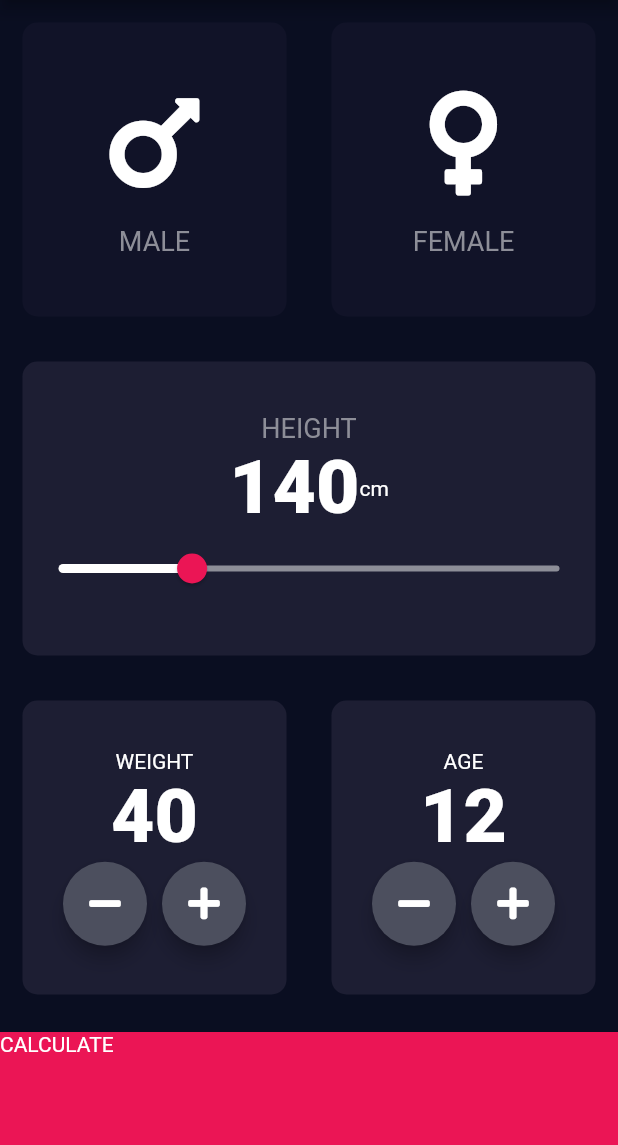
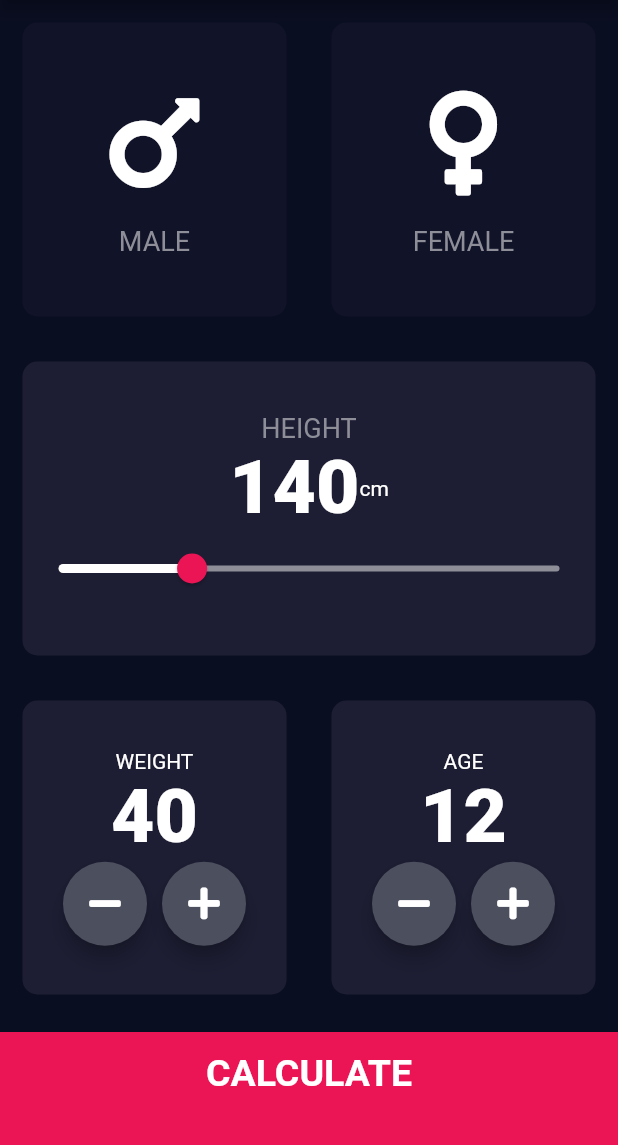
Before and after one commit to Aashu-Jha/bmi_caluculator, a Flutter app: the screen it shows after launch, on a phone screen of 412 x 824 dp, the part 84-1229 px from its top. Run offline on Flutter 3.47's test engine with Material 2 defaults, Android fonts, the phone set to English and light mode, and no system bars; our stand-ins replace font_awesome_flutter.

Commit message:
style: changed Calculate Layout

```diff
--- a/lib/constants.dart
+++ b/lib/constants.dart
@@ -10,7 +10,12 @@ const kLabelTextStyle = TextStyle(
   color: Color(0xff8D8E98),
 );
 
-const kBoldTextStyle = TextStyle(
+const kNumberStyle = TextStyle(
   fontSize: 50.0,
   fontWeight: FontWeight.w900,
 );
+
+const kBoldTextStyle = TextStyle(
+  fontSize: 25.0,
+  fontWeight: FontWeight.bold,
+);
--- a/lib/input_page.dart
+++ b/lib/input_page.dart
@@ -70,7 +70,7 @@ class _InputPageState extends State<InputPage> {
                     children: <Widget>[
                       Text(
                         height.toString(),
-                        style: kBoldTextStyle,
+                        style: kNumberStyle,
                       ),
                       Text('cm'),
                     ],
@@ -108,7 +108,7 @@ class _InputPageState extends State<InputPage> {
                         children: [
                           Text('WEIGHT'),
                           Text(weight.toString(),
-                            style: kBoldTextStyle,
+                            style: kNumberStyle,
                           ),
                           Row(
                             mainAxisAlignment: MainAxisAlignment.center,
@@ -139,7 +139,7 @@ class _InputPageState extends State<InputPage> {
                         children: [
                           Text('AGE'),
                           Text(age.toString(),
-                            style: kBoldTextStyle,
+                            style: kNumberStyle,
                           ),
                           Row(
                             mainAxisAlignment: MainAxisAlignment.center,
@@ -170,7 +170,8 @@ class _InputPageState extends State<InputPage> {
               Navigator.push(context, MaterialPageRoute(builder: (context) => ResultPage()));
             },
             child: Container(
-              child: Text('CALCULATE'),
+              padding: EdgeInsets.only(bottom: 25.0),
+              child: Center(child: Text('CALCULATE', style: kBoldTextStyle,)),
               color: kBottomContainerColor,
               margin: EdgeInsets.only(top: 10.0),
               height: kBottomContainerHeight,
```
